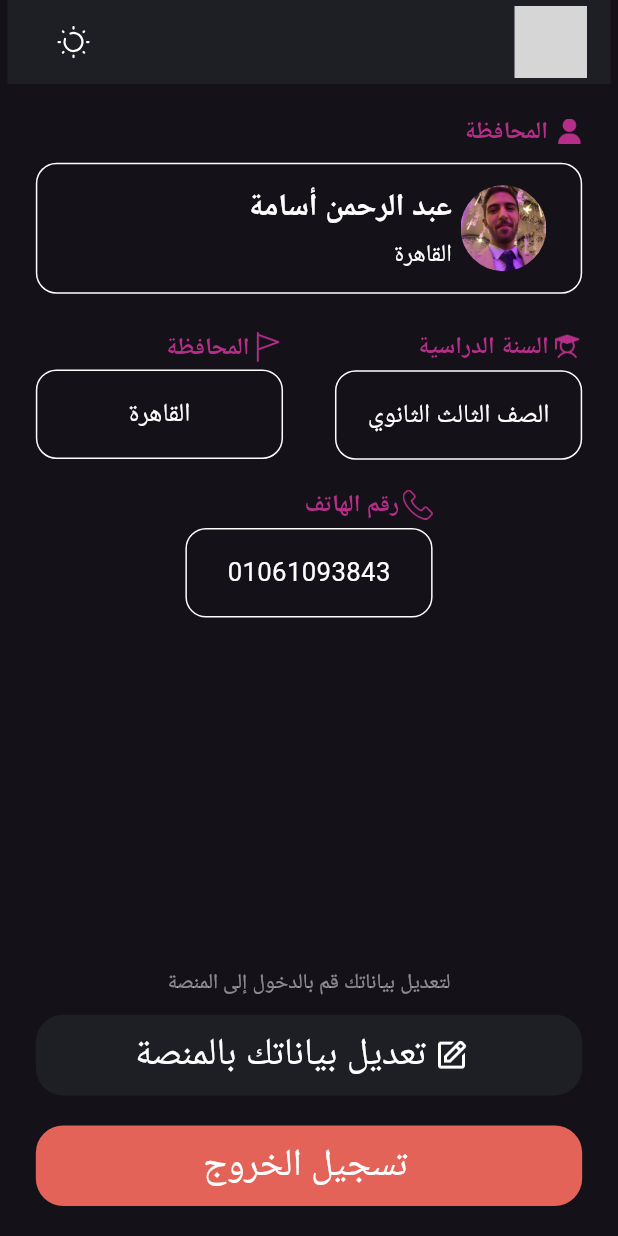
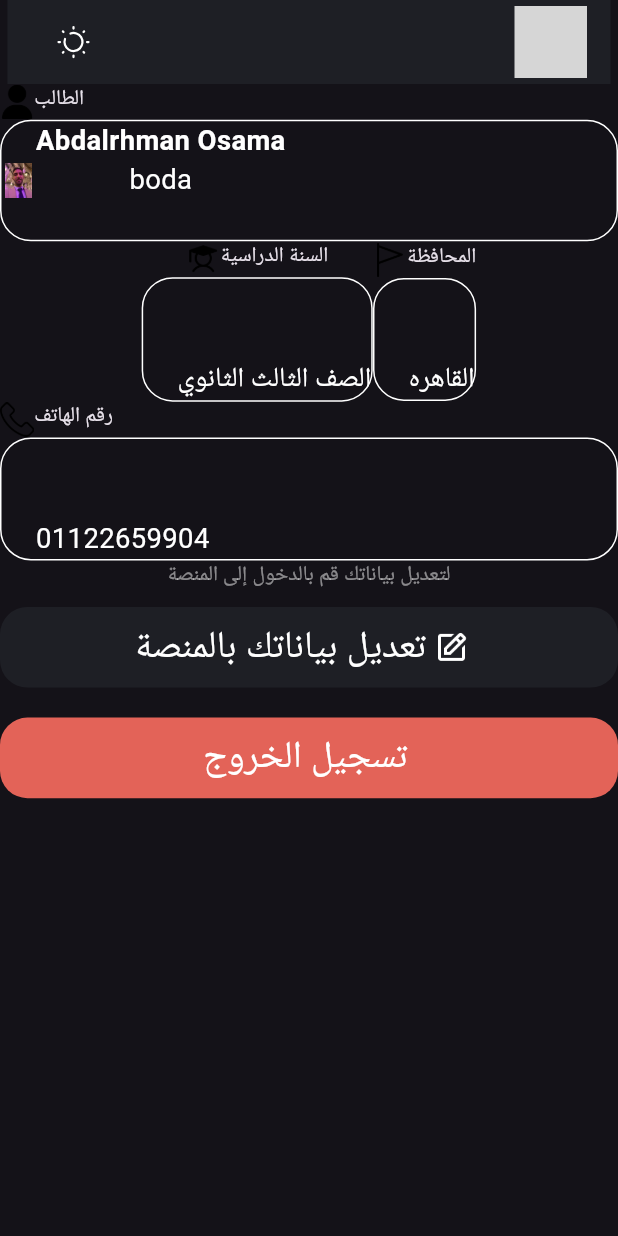
Before and after one commit to ABDO-OS/Easy-bio, a Flutter app: the screen it shows after launch, on a phone screen of 412 x 824 dp. Run offline on Flutter 3.47's test engine with Material 3 defaults, Android fonts, the phone set to English and light mode, and no system bars; our stand-ins replace bloc, flutter_screenutil, flutter_svg; Roboto replaces fonts that are missing (Din); grey boxes are pictures that could not be loaded.

Commit message:
Add devtools options and refactor account screen components for improved structure and optional fields

```diff
--- /dev/null
+++ b/devtools_options.yaml
@@ -0,0 +1,3 @@
+description: This file stores settings for Dart & Flutter DevTools.
+documentation: https://docs.flutter.dev/tools/devtools/extensions#configure-extension-enablement-states
+extensions:
--- a/lib/features/account/presentation/data/customInfofeld.dart
+++ b/lib/features/account/presentation/data/customInfofeld.dart
@@ -1,13 +1,26 @@
 import 'package:flutter/material.dart';
 
 class Custominfofeld {
-  final String lable;
+  final String? lable;
   final Widget? icon;
-  final String value;
+  final String? value;
+  final String? name;
+  final String? user;
+  final String? study;
+  final String? number;
+  final String? governimint;
+  final Widget? imagge;
 
   const Custominfofeld({
-    required this.lable,
-    required this.icon,
-    required this.value,
+    this.name,
+    this.user,
+    this.number,
+    this.governimint,
+    this.study,
+    this.value,
+    this.imagge,
+
+    this.lable,
+    this.icon,
   });
 }
--- a/lib/features/account/presentation/view/accountscreen.dart
+++ b/lib/features/account/presentation/view/accountscreen.dart
@@ -1,12 +1,9 @@
-import 'package:easy_bio/core/extensions/context_extension.dart';
 import 'package:flutter/material.dart';
-import 'package:flutter_screenutil/flutter_screenutil.dart';
 
 import '../../../subscriptions/presentation/widgets/appbar.dart';
 import '../data/customInfofeld.dart';
 import '../widgets/buttombody.dart';
 import '../widgets/profilefield.dart';
-import '../widgets/userfield.dart';
 
 class Accountscreen extends StatelessWidget {
   const Accountscreen({super.key});
@@ -15,68 +12,42 @@ class Accountscreen extends StatelessWidget {
   Widget build(BuildContext context) {
     return Scaffold(
       appBar: CostimeAppbar(),
-      body: Padding(
-        padding: EdgeInsets.symmetric(vertical: 20, horizontal: 20.h),
-        child: Column(
+      body: Column(
+        // mainAxisAlignment: MainAxisAlignment.start,
+        // crossAxisAlignment: CrossAxisAlignment.end,
+        children: [
+          Profilefield(
+            iccon: Image.asset('assets/images/icons/user.png'),
+            labble: "الطالب",
+            info: Custominfofeld(
+              imagge: Image.asset('assets/images/me.jpg'),
+              name: "Abdalrhman Osama",
+              user: "boda",
+            ),
+          ),
+          Row(
             crossAxisAlignment: CrossAxisAlignment.center,
-          children: [
-            Userfield(
-              info: Custominfofeld(
-                icon: ImageIcon(
-                  AssetImage('assets/images/icons/user.png'),
-                  size: 17,
-                  color: context.color.primaryColor,
-                ),
-                lable: "المحافظة",
-                value: "القاهرة",
-              ),
-              username: "عبد الرحمن أسامة",
-            ),
-            Spacer(flex: 1),
-            Row(
             mainAxisAlignment: MainAxisAlignment.center,
             children: [
               Profilefield(
-                  info: Custominfofeld(
-                    icon: ImageIcon(
-                      AssetImage('assets/images/icons/flag.png'),
-                      size: 20,
-                      color: context.color.primaryColor,
+                iccon: Image.asset('assets/images/icons/student.png'),
+                labble: "السنة الدراسية",
+                info: Custominfofeld(value: "الصف الثالث الثانوي"),
               ),
-                    lable: "المحافظة",
-                    value: "القاهرة",
-                  ),
-                ),
-                Spacer(),
               Profilefield(
-                  info: Custominfofeld(
-                    icon: ImageIcon(
-                      AssetImage('assets/images/icons/student.png'),
-                      size: 20,
-                      color: context.color.primaryColor,
-                    ),
-                    lable: "السنة الدراسية",
-                    value: "الصف الثالث الثانوي",
-                  ),
+                iccon: Image.asset('assets/images/icons/flag.png'),
+                labble: "المحافظة",
+                info: Custominfofeld(value: "القاهره"),
               ),
             ],
           ),
-            SizedBox(height: 15.h),
           Profilefield(
-              info: Custominfofeld(
-                icon: ImageIcon(
-                  AssetImage('assets/images/icons/telephone.png'),
-                  size: 20,
-                  color: context.color.primaryColor,
+            iccon: Image.asset('assets/images/icons/telephone.png'),
+            labble: "رقم الهاتف",
+            info: Custominfofeld(value: "01122659904"),
           ),
-                lable: "رقم الهاتف",
-                value: "01061093843",
-              ),
-            ),
-            Spacer(flex: 10),
           Buttombody(),
         ],
-        ),
       ),
     );
   }
--- a/lib/features/account/presentation/widgets/buttombody.dart
+++ b/lib/features/account/presentation/widgets/buttombody.dart
@@ -21,7 +21,6 @@ class Buttombody extends StatelessWidget {
           color: context.color.editbottom,
           icon: ImageIcon(
             AssetImage('assets/images/icons/bx_edit.png'),
-            // size: 20,
             color: ColorsLight.white,
           ),
         ),
--- a/lib/features/account/presentation/widgets/profilefield.dart
+++ b/lib/features/account/presentation/widgets/profilefield.dart
@@ -1,59 +1,76 @@
 import 'package:easy_bio/core/extensions/context_extension.dart';
 import 'package:flutter/material.dart';
 import 'package:flutter_screenutil/flutter_screenutil.dart';
+import '../../../../core/style/text/text_styles.dart';
 import '../data/customInfofeld.dart';
 
 class Profilefield extends StatelessWidget {
-  const Profilefield({super.key, required this.info, this.username});
+  const Profilefield({
+    super.key,
+    required this.info,
+    this.iccon,
+    required this.labble,
+  });
   final Custominfofeld info;
-  final String? username;
+  final Widget? iccon;
+  final labble;
 
   @override
   Widget build(BuildContext context) {
-    return SizedBox(
-      width: 0.4.sw,
-      child: Column(
+    return Column(
+      children: [
+        Row(
           crossAxisAlignment: CrossAxisAlignment.start,
           children: [
-          Row(
-            mainAxisAlignment: MainAxisAlignment.end,
+            SizedBox(width: 20.w, height: 20.h, child: info.icon ?? iccon),
+            Text(info.lable ?? labble),
+          ],
+        ),
+        Container(
+          decoration: BoxDecoration(
+            border: Border.all(color: context.color.infoColor),
+            borderRadius: BorderRadius.circular(18.r),
+          ),
+          child: Row(
+            children: [
+              SizedBox(
+                width: 20.w,
+                height: 20.h,
+                child: info.imagge != null
+                    ? Image.asset('assets/images/me.jpg')
+                    : null,
+              ),
+              Center(
+                child: Column(
                   children: [
                     Text(
-                info.lable,
-                style: TextStyle(
-                  fontSize: 14.sp,
-                  fontWeight: FontWeight.w600,
-                  color: context.color.primaryColor,
+                      info.name ?? "",
+                      style: TextStyles.regular16.copyWith(
+                        color: context.color.infoColor,
+                        fontWeight: FontWeight.w700,
                       ),
                     ),
-              SizedBox(width: 2.w),
-              info.icon ?? SizedBox(),
-            ],
-          ),
-
-          SizedBox(height: 3.h),
-
-          Container(
-            // alignment: Alignment.bottomRight,
-            constraints: BoxConstraints(minHeight: 50.h),
-            width: double.infinity,
-            decoration: BoxDecoration(
-              border: Border.all(color: context.color.infoColor),
-              borderRadius: BorderRadius.circular(12.r),
-            ),
-            child: Align(
-              alignment: Alignment.center,
-              child: Text(
-                info.value,
-                style: TextStyle(
-                  fontSize: 15.sp,
+                    Text(
+                      info.user ?? "",
+                      style: TextStyles.regular16.copyWith(
                         color: context.color.infoColor,
+                        fontWeight: FontWeight.w400,
                       ),
                     ),
+                    Text(
+                      info.value ?? "",
+                      style: TextStyles.regular16.copyWith(
+                        color: context.color.infoColor,
+                        fontWeight: FontWeight.w400,
                       ),
                     ),
                   ],
                 ),
+              ),
+            ],
+          ),
+        ),
+      ],
     );
   }
 }
--- a/lib/features/account/presentation/widgets/userfield.dart
+++ b/lib/features/account/presentation/widgets/userfield.dart
@@ -1,95 +1,93 @@
-import 'package:easy_bio/core/extensions/context_extension.dart';
-import 'package:flutter/material.dart';
-import 'package:flutter_screenutil/flutter_screenutil.dart';
+// import 'package:easy_bio/core/extensions/context_extension.dart';
+// import 'package:flutter/material.dart';
+// import 'package:flutter_screenutil/flutter_screenutil.dart';
 
-import '../data/customInfofeld.dart';
+// import '../../../../core/style/text/text_styles.dart';
+// import '../data/customInfofeld.dart';
 
-class Userfield extends StatelessWidget {
-  const Userfield({super.key, required this.info, this.username});
+// class Userfield extends StatelessWidget {
+//   const Userfield({super.key, required this.info, this.username});
 
-  final Custominfofeld info;
-  final String? username;
+//   final Custominfofeld info;
+//   final String? username;
 
-  @override
-  Widget build(BuildContext context) {
-    return SizedBox(
-      width: 0.9.sw,
-      child: Column(
-        crossAxisAlignment: CrossAxisAlignment.start,
-        children: [
-          Row(
-            mainAxisAlignment: MainAxisAlignment.end,
-            children: [
-              Text(
-                info.lable,
-                style: TextStyle(
-                  fontSize: 14.sp,
-                  fontWeight: FontWeight.w600,
-                  color: context.color.primaryColor,
-                ),
-              ),
-              SizedBox(width: 5.w),
-              info.icon ?? SizedBox(),
-            ],
-          ),
-          SizedBox(height: 8.h),
+//   @override
+//   Widget build(BuildContext context) {
+//     return SizedBox(
+//       width: 0.9.sw,
+//       child: Column(
+//         crossAxisAlignment: CrossAxisAlignment.start,
+//         children: [
+//           Row(
+//             mainAxisAlignment: MainAxisAlignment.end,
+//             children: [
+//               // Text(
+//               //   // info.lable,
+//               //   style: TextStyle(
+//               //     fontSize: 14.sp,
+//               //     fontWeight: FontWeight.w600,
+//               //     color: context.color.primaryColor,
+//               //   ),
+//               // ),
+//               // SizedBox(width: 5.w),
+//               // info.icon ?? SizedBox(),
+//             ],
+//           ),
+//           SizedBox(height: 8.h),
 
-          Stack(
-            children: [
-              Container(
-                padding: EdgeInsets.all(12.r),
-                width: double.infinity,
-                decoration: BoxDecoration(
-                  border: Border.all(color: context.color.infoColor),
-                  borderRadius: BorderRadius.circular(12.r),
-                ),
-                child: Row(
-                  children: [
-                    Expanded(
-                      child: Column(
-                        crossAxisAlignment: CrossAxisAlignment.end,
-                        children: [
-                          Text(
-                            username ?? "",
-                            textAlign: TextAlign.right,
-                            style: TextStyle(
-                              fontSize: 18.sp,
-                              fontWeight: FontWeight.w600,
-                              color: context.color.infoColor,
-                            ),
-                          ),
-                          SizedBox(height: 4.h),
-                          Text(
-                            info.value,
-                            textAlign: TextAlign.right,
-                            style: TextStyle(
-                              fontSize: 14.sp,
-                              color: context.color.infoColor,
-                            ),
-                          ),
-                        ],
-                      ),
-                    ),
-                    SizedBox(width: 5.w),
-                    Container(
-                      width: 50.w,
-                      height: 50.w,
-                      margin: EdgeInsets.only(right: 8.w),
-                      decoration: BoxDecoration(
-                        shape: BoxShape.circle,
-                        image: DecorationImage(
-                          image: AssetImage('assets/images/me.jpg'),
-                          fit: BoxFit.cover,
-                        ),
-                      ),
-                    ),
-                  ],
-                ),
-              ),
-            ],
-          ),
-        ],
-      ),
-    );
-  }
-}
+//           Stack(
+//             children: [
+//               Container(
+//                 padding: EdgeInsets.all(12.r),
+//                 width: double.infinity,
+//                 decoration: BoxDecoration(
+//                   border: Border.all(color: context.color.infoColor),
+//                   borderRadius: BorderRadius.circular(12.r),
+//                 ),
+//                 child: Row(
+//                   children: [
+//                     Expanded(
+//                       child: Column(
+//                         crossAxisAlignment: CrossAxisAlignment.start,
+//                         children: [
+//                           Text(
+//                             username ?? "",
+//                             // textAlign: TextAlign.right,
+//                             style: TextStyles.regular22.copyWith(
+//                               color: context.color.infoColor,
+//                             ),
+//                           ),
+//                           SizedBox(height: 4.h),
+//                           Text(
+//                             info.value,
+//                             // textAlign: TextAlign.right,
+//                             style: TextStyles.regular16.copyWith(
+//                               color: context.color.infoColor,
+//                             ),
+//                           ),
+//                         ],
+//                       ),
+//                     ),
+//                     SizedBox(width: 5.w),
+//                     Container(
+//                       width: 50.w,
+//                       height: 50.w,
+//                       margin: EdgeInsets.only(right: 8.w),
+//                       decoration: BoxDecoration(
+//                         shape: BoxShape.circle,
+//                         image: DecorationImage(
+//                           image: AssetImage('assets/images/me.jpg'),
+//                           fit: BoxFit.cover,
+//                         ),
+//                       ),
+//                     ),
+//                   ],
+//                 ),
+//               ),
+//             ],
+//           ),
+//         ],
+//       ),
+//     );
+//   }
+// }
--- a/lib/main.dart
+++ b/lib/main.dart
@@ -1,4 +1,3 @@
-import 'package:easy_bio/features/subscriptions/presentation/view/subscriptionscreen.dart';
 import 'package:flutter/material.dart';
 import 'package:flutter_screenutil/flutter_screenutil.dart';
 import 'core/style/colors/colors.dart' as appColors;
```
Lines whose indentation alone changed are shown as unchanged.
